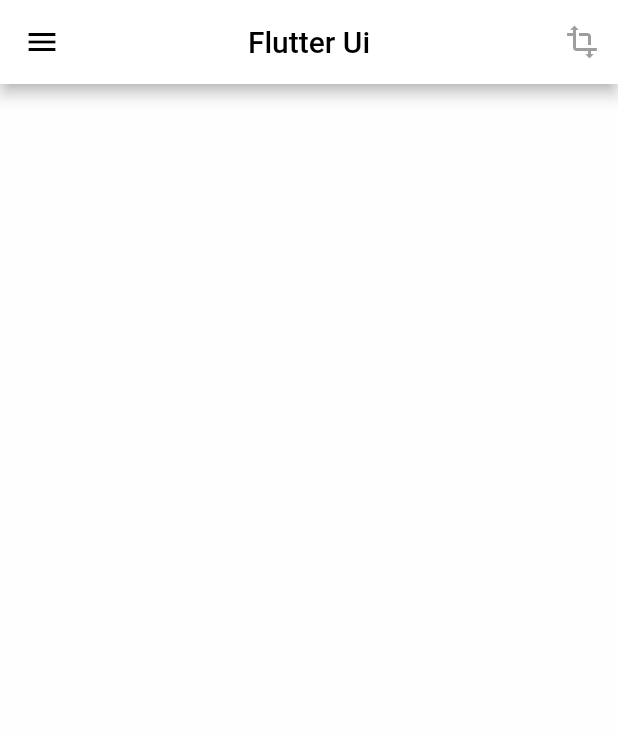
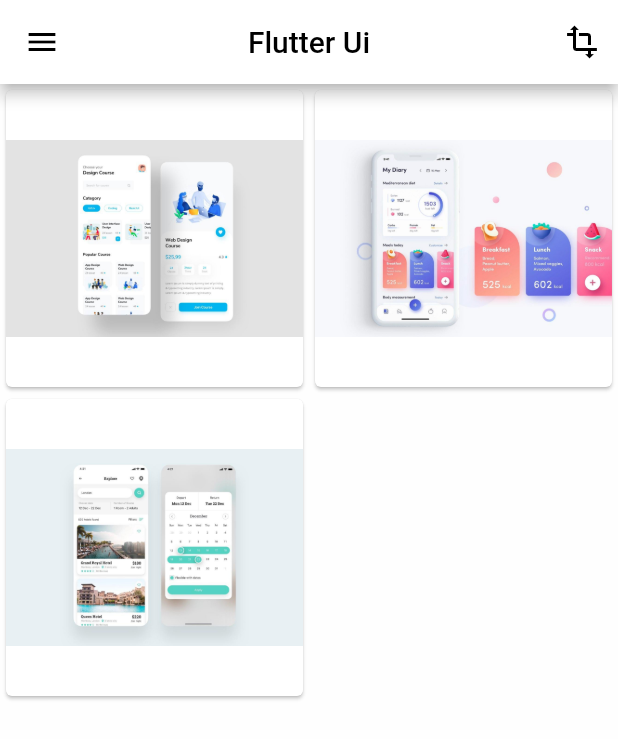
Before and after one commit to matrixmagic/the_big_project, a Flutter app: the screen it shows after launch, on a phone screen of 412 x 824 dp. Shown: the top 739 px of the screen. Run offline on Flutter 3.47's test engine with Material 2 defaults, Android fonts, the phone set to English and light mode, and no system bars.

Commit message:
start project ,mainPage

```diff
--- /dev/null
+++ b/lib/src/screens/HomePage.dart
@@ -0,0 +1,25 @@
+import 'package:flutter/material.dart';
+
+class HomePage extends StatelessWidget {
+  bool multi;
+  List<String> imagelist = [
+    "assets/images/image1.jpg",
+    "assets/images/image2.jpg",
+    "assets/images/image3.jpg"
+  ];
+  HomePage(this.multi);
+  @override
+  Widget build(BuildContext context) {
+    return Container(
+        child: GridView.count(
+      crossAxisCount: multi ? 2 : 1,
+      children: List.generate(3, (index) {
+        return Container(
+          child: Card(
+            child: Image.asset(imagelist[index]),
+          ),
+        );
+      }),
+    ));
+  }
+}
--- a/lib/src/screens/mainPage.dart
+++ b/lib/src/screens/mainPage.dart
@@ -1,15 +1,51 @@
 import 'package:flutter/material.dart';
+import 'package:thebigproject/src/screens/HomePage.dart';
+import 'HelpPage.dart';
 
 class mainPage extends StatefulWidget {
+  int selected_index = 0;
   @override
   _mainPageState createState() => _mainPageState();
 }
 
-class _mainPageState extends State<mainPage> {
+class _mainPageState extends State<mainPage>
+    with SingleTickerProviderStateMixin {
+  Animation<Color> animation;
+  AnimationController controller;
+
+  @override
+  void initState() {
+    super.initState();
+    controller = new AnimationController(
+      vsync: this,
+      duration: Duration(seconds: 1),
+    );
+    animation = Tween<Color>(begin: Colors.white, end: Colors.blueAccent)
+        .animate(controller);
+    FutureBuilder(builder: ,)
+
+  }
+
+  List<Icon> navbaricons = [
+    Icon(Icons.home),
+    Icon(Icons.help),
+    Icon(Icons.group),
+    Icon(Icons.share)
+  ];
+
+  List<String> leftNav = ["Home", "help", "feedback", "invite friend"];
+  GlobalKey _drawerkey = GlobalKey();
+  final GlobalKey<ScaffoldState> _scaffoldKey = new GlobalKey<ScaffoldState>();
+  GlobalKey<ScaffoldState> _drawerKey = GlobalKey();
+  bool multi = true;
+
+
   @override
   Widget build(BuildContext context) {
+
     return SafeArea(
         child: Scaffold(
+            key: _drawerKey,
             backgroundColor: Color(0xFFFEFEFE),
             appBar: AppBar(
               iconTheme: IconThemeData(color: Colors.black),
@@ -18,6 +54,11 @@ class _mainPageState extends State<mainPage> {
                 IconButton(
                   icon: Icon(Icons.transform),
                   color: Colors.black,
+                  onPressed: () {
+                    setState(() {
+                      multi = !multi;
+                    });
+                  },
                 )
               ],
               centerTitle: true,
@@ -64,7 +105,7 @@ class _mainPageState extends State<mainPage> {
                       )
                     ]),
                   ),
-                ListTile(
+                  /* ListTile(
                   title: Text('Item 1'),
                   onTap: () {
                     // Update the state of the app.
@@ -78,7 +119,64 @@ class _mainPageState extends State<mainPage> {
                     // ...
                   },
                 ),
-              ]))),
+
+                */
+                  Container(
+                    height: double.maxFinite,
+                    child: ListView.builder(
+                      itemCount: leftNav.length,
+                      itemBuilder: (BuildContext context, int index) {
+                        return AnimatedBuilder(
+                          animation: controller,
+                          builder: (BuildContext context, Widget child) {
+                            return Container(
+                              margin: EdgeInsets.only(right: 50.0),
+                              decoration: BoxDecoration(
+                                  color: widget.selected_index == index
+                                      ? Colors.blueAccent.withOpacity(0.3)
+                                      : Colors.white,
+                                  borderRadius: BorderRadius.only(
+                                      bottomRight: Radius.circular(40.0),
+                                      topRight: Radius.circular((40)))),
+                              child: child,
                             );
+                          },
+                          child: ListTile(
+                            title: Text(leftNav[index]),
+                            leading: Icon(navbaricons[index].icon,
+                                color: widget.selected_index == index
+                                    ? Colors.blueAccent
+                                    : Colors.black87),
+                            onTap: () {
+                              setState(() {
+                                widget.selected_index = index;
+                              });
+                            },
+                          ),
+                        );
+                      },
+                    ),
+                  )
+                ])),
+            body: transfer()));
+  }
+
+  transfer() {
+    if (_drawerKey.currentState?.isDrawerOpen == true) {
+      print('the drawer is open');
+    }
+    print(_drawerKey.currentState?.isDrawerOpen);
+
+    switch (widget.selected_index) {
+      case 0:
+        return HomePage(multi);
+        break;
+      case 1:
+        return HelpPage();
+        break;
+      default:
+        return HelpPage();
+        break;
     }
   }
+}
```
Also changed, not shown: lib/src/screens/HelpPage.dart (added, +10 -0 lines), assets/images/image1.jpg (added), assets/images/image2.jpg (added), assets/images/image3.jpg (added). Lines whose indentation alone changed are shown as unchanged.
